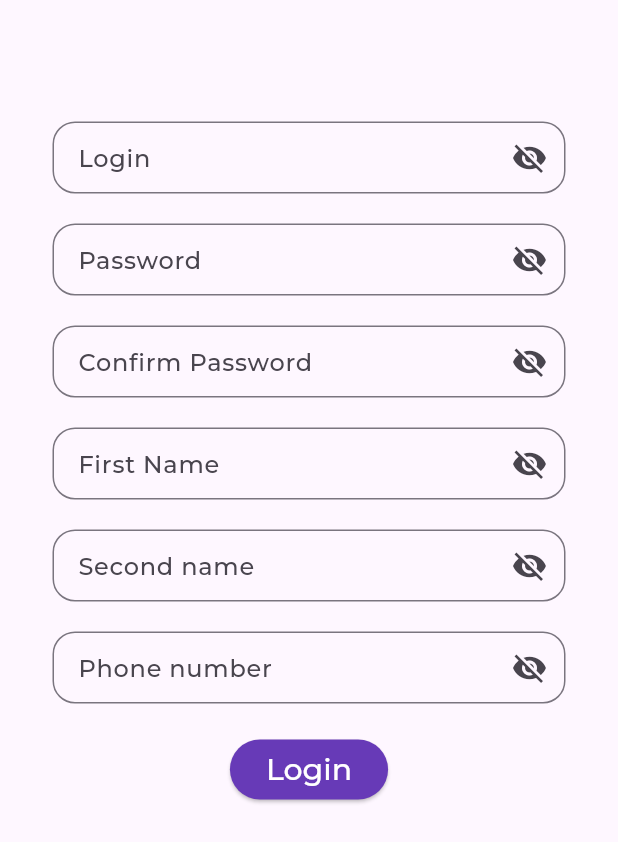
After one commit to nialegu/osnova, a Flutter app: the SignUpScreen screen opened by its route, on a phone screen of 412 x 824 dp. The commit adds this screen. Shown: the top 842 px of the screen. Run offline on Flutter 3.47's test engine with Material 3 defaults, Android fonts, the phone set to English and light mode, and no system bars; our stand-ins replace bloc, cloud_firestore, drift, firebase_core, flutter_bloc, flutter_dotenv and 3 more; accounts and stored records are empty; generated files the repository leaves out were written again.

Commit message:
начал делать регистрацию, сейчас запрос просто считает кол-во юзеров, он пройдет если поставить правило в бд, иначе завалится

```diff
--- a/lib/data/database.dart
+++ b/lib/data/database.dart
@@ -8,7 +8,7 @@ import 'package:path/path.dart' as p;
 part 'database.g.dart';
 
 @DriftDatabase(tables: [])
-class AppDatabase extends _$AppDb {
+class AppDatabase extends _$AppDatabase {
   AppDatabase() : super(_openConnection());
 
   @override
--- a/lib/di_container.dart
+++ b/lib/di_container.dart
@@ -1,3 +1,4 @@
+import 'package:cloud_firestore/cloud_firestore.dart';
 import 'package:get_it/get_it.dart';
 import 'package:shared_preferences/shared_preferences.dart';
 
@@ -10,4 +11,6 @@ Future<void> init() async {
   prefs.setString("password", "123456");
 
   sl.registerLazySingleton(() => AppDatabase());
+  sl.registerLazySingleton(() => prefs);
+  sl.registerLazySingleton(() => FirebaseFirestore.instance);
 }
--- a/lib/l10n/intl_en.arb
+++ b/lib/l10n/intl_en.arb
@@ -9,5 +9,13 @@
   "enterPassword": "Enter password",
   "password": "Password",
   "incorrectEmailOrPassword": "Incorrect email or password",
-  "ok": "Ok"
+  "ok": "Ok",
+  "signUp": "Sign up",
+  "confirmPassword": "Confirm Password",
+  "enterFirstName": "Enter first name",
+  "firstName": "First Name",
+  "enterSecondName": "Enter second name",
+  "secondName": "Second name",
+  "enterPhoneNumber": "Enter phone number",
+  "phoneNumber": "Phone number"
 }
--- a/lib/l10n/intl_ru.arb
+++ b/lib/l10n/intl_ru.arb
@@ -4,10 +4,18 @@
   "parties": "Parties",
   "chats": "Chats",
   "me": "Me",
-  "enterLogin": "Enter login",
-  "login": "Login",
-  "enterPassword": "Enter password",
-  "password": "Password",
-  "incorrectEmailOrPassword": "Incorrect email or password",
-  "ok": "Ok"
+  "enterLogin": "Введите имя пользователя",
+  "login": "Войти",
+  "enterPassword": "Введите пароль",
+  "password": "Пароль",
+  "incorrectEmailOrPassword": "Неверный email или пароль",
+  "ok": "ОК",
+  "signUp": "Зарегистрироваться",
+  "confirmPassword": "Confirm Password",
+  "enterFirstName": "Enter first name",
+  "firstName": "First Name",
+  "enterSecondName": "Enter second name",
+  "secondName": "Second name",
+  "enterPhoneNumber": "Enter phone number",
+  "phoneNumber": "Phone number"
 }
--- a/lib/ui/core/routing/login_route.dart
+++ b/lib/ui/core/routing/login_route.dart
@@ -1,5 +1,6 @@
 import 'package:go_router/go_router.dart';
 import '../../features/login/login_screen.dart';
+import '../../features/signup/signup_screen.dart';
 
 final loginRoute =
     ShellRoute(builder: (context, state, child) => child, routes: [
@@ -8,4 +9,9 @@ final loginRoute =
     name: "Login",
     builder: (context, state) => LoginScreen(),
   ),
+  GoRoute(
+    path: "/signup",
+    name: "Signup",
+    builder: (context, state) => SignUpScreen(),
+  ),
 ]);
--- a/lib/ui/features/login/bloc/login_bloc.dart
+++ b/lib/ui/features/login/bloc/login_bloc.dart
@@ -8,7 +8,7 @@ part 'login_event.dart';
 part 'login_state.dart';
 
 class LoginBloc extends Bloc<LoginEvent, LoginState> {
-  LoginModel loginModel = const LoginModel("", "");
+  LoginModel loginModel = const LoginModel();
 
   LoginBloc() : super(const LoginInitial()) {
     on<LoginEvent>(_onInitial);
@@ -19,18 +19,21 @@ class LoginBloc extends Bloc<LoginEvent, LoginState> {
   _onInitial(LoginEvent event, Emitter<LoginState> emit) {
     emit(const LoginInitial());
   }
+
   _onLoading(LoginLoadingEvent event, Emitter<LoginState> emit) async {
     emit(LoginLoadingState(loginModel));
   }
+
   _onSuccess(LoginSuccessEvent event, Emitter<LoginState> emit) {
     emit(LoginSuccessState(loginModel));
   }
+
   _onFailed(LoginFailedEvent event, Emitter<LoginState> emit) {
     emit(LoginFailedState(loginModel));
   }
 
   Future<bool> login(String login, String password) {
-    loginModel = LoginModel(login, password);
+    loginModel = LoginModel(login: login, password: password);
     add(LoginLoadingEvent());
 
     // имитация логина
--- a/lib/ui/features/login/bloc/login_state.dart
+++ b/lib/ui/features/login/bloc/login_state.dart
@@ -16,7 +16,7 @@ sealed class LoginState {
 final class LoginInitial extends LoginState {
   const LoginInitial()
       : super(
-            loginModel: const LoginModel("", ""),
+            loginModel: const LoginModel(),
             isSuccess: false,
             isProcessing: false);
 }
--- a/lib/ui/features/login/login_screen.dart
+++ b/lib/ui/features/login/login_screen.dart
@@ -22,8 +22,8 @@ class LoginScreen extends StatelessWidget {
       child: BlocBuilder<LoginBloc, LoginState>(
         builder: (context, state) {
           final loginBloc = BlocProvider.of<LoginBloc>(context);
-          _loginController.text = loginBloc.loginModel.login;
-          _passwordController.text = loginBloc.loginModel.password;
+          _loginController.text = state.loginModel.login;
+          _passwordController.text = state.loginModel.password;
 
           return Scaffold(
             appBar: AppBar(), //
@@ -72,7 +72,11 @@ class LoginScreen extends StatelessWidget {
                             style: Theme.of(context).elevatedButtonTheme.style,
                             child: Text(S.of(context).login),
                           )
-                        : const AnimatedLoginProgressIcon()
+                        : const AnimatedLoginProgressIcon(),
+                    InkWell(
+                      child: Text(S.of(context).signUp),
+                      onTap: () => context.go("/signup"),
+                    )
                   ]
                       .map((e) => Padding(
                             padding: const EdgeInsets.symmetric(
--- a/lib/ui/features/login/model/login_model.dart
+++ b/lib/ui/features/login/model/login_model.dart
@@ -2,10 +2,9 @@ class LoginModel {
   final String _login;
   final String _password;
 
-  const LoginModel(
-    this._login,
-    this._password,
-  );
+  const LoginModel({String login = '', String password = ''})
+      : _login = login,
+        _password = password;
 
   String get login => _login;
   String get password => _password;
--- /dev/null
+++ b/lib/ui/features/signup/bloc/signup_event.dart
@@ -0,0 +1,8 @@
+part of 'signup_bloc.dart';
+
+@immutable
+sealed class SignupEvent {}
+
+class SignupReset extends SignupEvent {}
+
+class SignupAttempt extends SignupEvent {}
--- /dev/null
+++ b/lib/ui/features/signup/bloc/signup_state.dart
@@ -0,0 +1,29 @@
+part of 'signup_bloc.dart';
+
+@immutable
+sealed class SignupState {
+  final SignUpModel signUpModel;
+
+  const SignupState({required this.signUpModel});
+
+}
+
+final class SignupInitial extends SignupState {
+  const SignupInitial({required super.signUpModel});
+}
+
+final class SignupLoadingState extends SignupState {
+  const SignupLoadingState({required super.signUpModel});
+}
+
+final class SignupSuccessState extends SignupState {
+  const SignupSuccessState({required super.signUpModel});
+}
+
+final class SignupFailedState extends SignupState {
+  const SignupFailedState({required super.signUpModel});
+}
+
+final class SignupErrorState extends SignupState {
+  const SignupErrorState({required super.signUpModel});
+}
--- /dev/null
+++ b/lib/ui/features/signup/model/signup_model.dart
@@ -0,0 +1,33 @@
+class SignUpModel {
+  final String _login;
+  final String _password;
+  final String _confirmPassword;
+  final String _firstName;
+  final String _secondName;
+  final String _phoneNumber;
+
+  bool get isValid => _login.isNotEmpty && _password.isNotEmpty;
+
+  bool get passwordsMatch => _password == _confirmPassword;
+
+  const SignUpModel(
+      {String login = '',
+      String password = '',
+      String confirmPassword = '',
+      String firstName = '',
+      String secondName = '',
+      String phoneNumber = ''})
+      : _login = login,
+        _password = password,
+        _confirmPassword = confirmPassword,
+        _firstName = firstName,
+        _secondName = secondName,
+        _phoneNumber = phoneNumber;
+
+  String get login => _login;
+  String get password => _password;
+  String get confirmPassword => _confirmPassword;
+  String get firstName => _firstName;
+  String get secondName => _secondName;
+  String get phoneNumber => _phoneNumber;
+}
--- /dev/null
+++ b/lib/ui/features/signup/signup_screen.dart
@@ -0,0 +1,128 @@
+import 'package:flutter/material.dart';
+import 'package:flutter_bloc/flutter_bloc.dart';
+import 'package:go_router/go_router.dart';
+
+import 'bloc/signup_bloc.dart';
+import 'widgets/animated_login_progress_icon.dart';
+import '../../core/widgets/platform_addicted/alert_dialog.dart';
+import '../../core/widgets/string_input_field.dart';
+import '../../../generated/l10n.dart';
+
+class SignUpScreen extends StatelessWidget {
+  SignUpScreen({super.key});
+
+  final GlobalKey<FormState> _formKey = GlobalKey<FormState>();
+  final _loginController = TextEditingController();
+  final _passwordController = TextEditingController();
+  final _confirmPasswordController = TextEditingController();
+  final _firstNameController = TextEditingController();
+  final _secondNameController = TextEditingController();
+  final _phoneNumberController = TextEditingController();
+
+  @override
+  Widget build(BuildContext context) {
+    return BlocProvider<SignupBloc>(
+      create: (context) => SignupBloc(),
+      child: BlocBuilder<SignupBloc, SignupState>(
+        builder: (context, state) {
+          final signupBloc = BlocProvider.of<SignupBloc>(context);
+          _loginController.text = state.signUpModel.login;
+          _passwordController.text = state.signUpModel.password;
+
+          return Scaffold(
+            appBar: AppBar(),
+            body: SafeArea(
+              minimum: const EdgeInsets.all(15),
+              child: Form(
+                key: _formKey,
+                child: SingleChildScrollView(
+                  child: Column(
+                    children: [
+                      StringInputField(
+                        hintText: S.of(context).enterLogin,
+                        labelText: S.of(context).login,
+                        textController: _loginController,
+                      ),
+                      StringInputField(
+                        hintText: S.of(context).enterPassword,
+                        labelText: S.of(context).password,
+                        textController: _passwordController,
+                      ),
+                      StringInputField(
+                        hintText: S.of(context).confirmPassword,
+                        labelText: S.of(context).confirmPassword,
+                        textController: _confirmPasswordController,
+                      ),
+                      StringInputField(
+                        hintText: S.of(context).enterFirstName,
+                        labelText: S.of(context).firstName,
+                        textController: _firstNameController,
+                      ),
+                      StringInputField(
+                        hintText: S.of(context).enterSecondName,
+                        labelText: S.of(context).secondName,
+                        textController: _secondNameController,
+                      ),
+                      StringInputField(
+                        hintText: S.of(context).enterPhoneNumber,
+                        labelText: S.of(context).phoneNumber,
+                        textController: _phoneNumberController,
+                      ),
+                      state is SignupLoadingState
+                          ? const AnimatedLoginProgressIcon()
+                          : ElevatedButton(
+                              onPressed: () async {
+                                if (_formKey.currentState!.validate()) {
+                                  FocusManager.instance.primaryFocus?.unfocus();
+                                  await signupBloc
+                                      .signUp(
+                                          login: _loginController.text,
+                                          password: _passwordController.text,
+                                          confirmPassword:
+                                              _confirmPasswordController.text,
+                                          firstName: _firstNameController.text,
+                                          secondName:
+                                              _secondNameController.text,
+                                          phoneNumber:
+                                              _phoneNumberController.text)
+                                      .then((isLogged) {
+                                    if (isLogged) {
+                                      Future.delayed(const Duration(seconds: 1),
+                                          () {
+                                        context.go("/home");
+                                      });
+                                    } else {
+                                      showDialog(
+                                          context: context,
+                                          builder: (context) => alert(
+                                              S
+                                                  .of(context)
+                                                  .incorrectEmailOrPassword,
+                                              ""));
+                                    }
+                                  });
+                                }
+                              },
+                              style:
+                                  Theme.of(context).elevatedButtonTheme.style,
+                              child: Text(S.of(context).login),
+                            )
+                    ]
+                        .map((e) => Padding(
+                              padding: const EdgeInsets.symmetric(
+                                horizontal: 20,
+                                vertical: 10,
+                              ),
+                              child: e,
+                            ))
+                        .toList(),
+                  ),
+                ),
+              ),
+            ),
+          );
+        },
+      ),
+    );
+  }
+}
--- a/pubspec.yaml
+++ b/pubspec.yaml
@@ -26,6 +26,8 @@ dependencies:
   intl: ^0.19.0
   firebase_core: ^2.32.0
   flutter_dotenv: ^5.1.0
+  firebase_database: ^10.5.7
+  cloud_firestore: ^4.17.5
 
 dev_dependencies:
   flutter_test:
@@ -36,6 +38,7 @@ dev_dependencies:
   flutter_lints: ^2.0.0
 
 flutter:
+  generate: true
   uses-material-design: true
 
   assets:
```
Also changed, not shown: lib/ui/features/signup/bloc/signup_bloc.dart (added, +57 -0 lines), lib/ui/features/signup/widgets/animated_login_progress_icon.dart (added, +52 -0 lines), lib/data/database.g.dart (deleted), lib/generated/intl/messages_all.dart (deleted), lib/generated/intl/messages_en.dart (deleted), lib/generated/intl/messages_ru.dart (deleted), lib/generated/l10n.dart (deleted), pubspec.lock, 5 other files.
